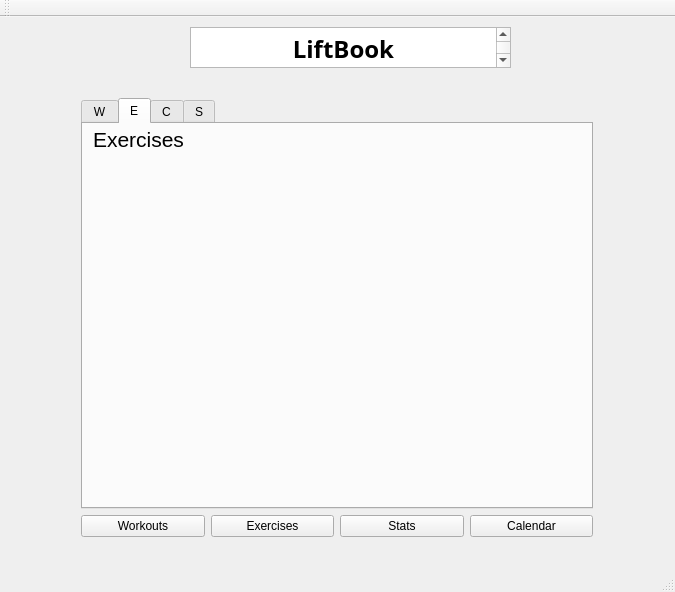
The window that 340Project/mainwindow.ui (keiththomas1/Uplift) describes before a commit, drawn with Qt 5.
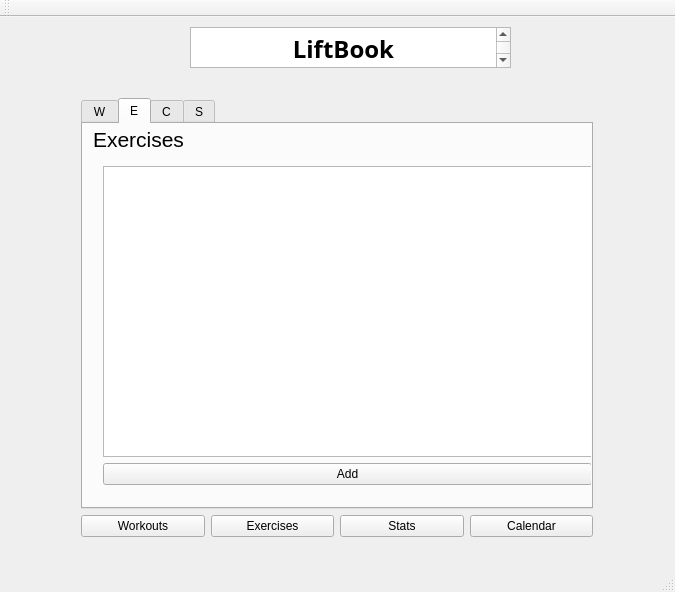
The same window after the commit. The open tabs and pages were chosen to show the change.

The edit to the form file:
```diff
--- a/340Project/mainwindow.ui
+++ b/340Project/mainwindow.ui
@@ -115,6 +115,28 @@
           <string>Exercises</string>
          </property>
         </widget>
+        <widget class="QWidget" name="verticalLayoutWidget_3">
+         <property name="geometry">
+          <rect>
+           <x>9</x>
+           <y>31</y>
+           <width>511</width>
+           <height>341</height>
+          </rect>
+         </property>
+         <layout class="QVBoxLayout" name="verticalLayout">
+          <item>
+           <widget class="QListWidget" name="ExerciseList"/>
+          </item>
+          <item>
+           <widget class="QPushButton" name="addExercise">
+            <property name="text">
+             <string>Add</string>
+            </property>
+           </widget>
+          </item>
+         </layout>
+        </widget>
        </widget>
        <widget class="QWidget" name="calendarTab">
         <attribute name="title">
```
Left out of the diff: 4 changed lines with no effect on the pictures.
